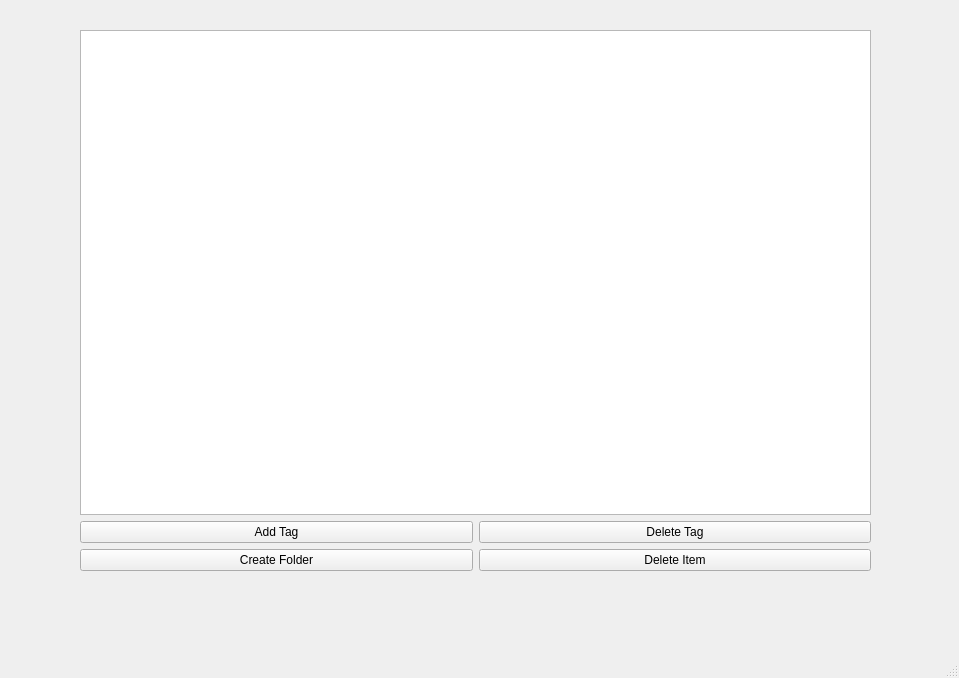
Qt form mainwindow.ui (brennanafrank/EasyDraft) before a commit.
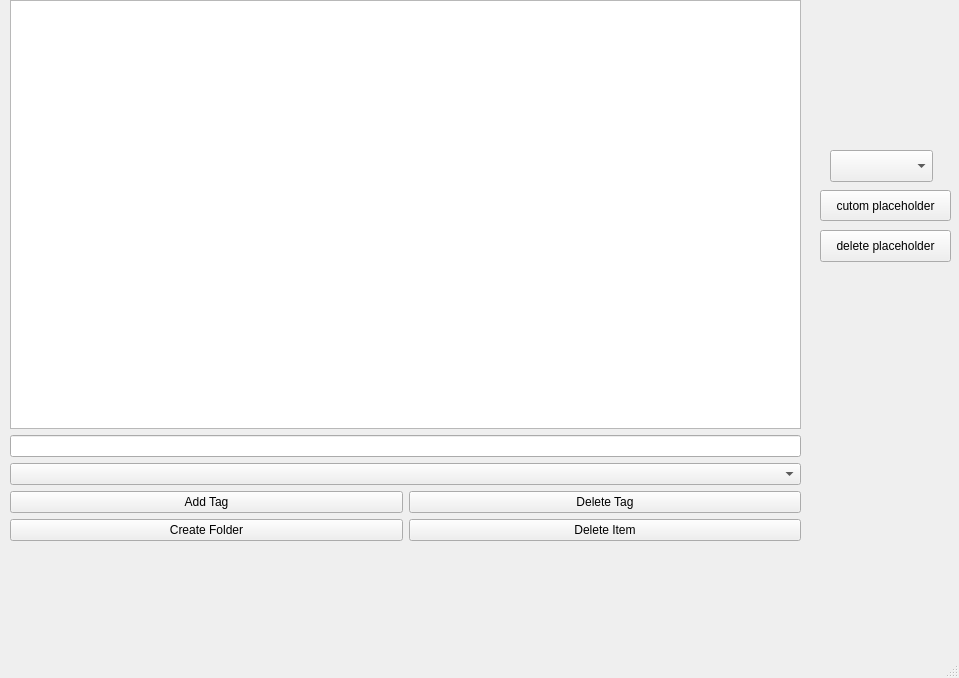
The same form after that commit.

Commit message: add placeholder feature

```diff
--- a/mainwindow.ui
+++ b/mainwindow.ui
@@ -17,8 +17,8 @@
    <widget class="QWidget" name="verticalLayoutWidget">
     <property name="geometry">
      <rect>
-      <x>80</x>
-      <y>30</y>
+      <x>10</x>
+      <y>0</y>
       <width>791</width>
       <height>541</height>
      </rect>
@@ -27,6 +27,12 @@
      <item>
       <widget class="QTreeView" name="pathViewer"/>
      </item>
+     <item>
+      <widget class="QLineEdit" name="lineEdit"/>
+     </item>
+     <item>
+      <widget class="QComboBox" name="tagSelector"/>
+     </item>
      <item>
       <layout class="QHBoxLayout" name="horizontalLayout_4">
        <item>
@@ -65,6 +71,42 @@
      </item>
     </layout>
    </widget>
+   <widget class="QComboBox" name="placeholderComboBox">
+    <property name="geometry">
+     <rect>
+      <x>830</x>
+      <y>150</y>
+      <width>103</width>
+      <height>32</height>
+     </rect>
+    </property>
+   </widget>
+   <widget class="QPushButton" name="addPlaceholderButton">
+    <property name="geometry">
+     <rect>
+      <x>820</x>
+      <y>190</y>
+      <width>131</width>
+      <height>31</height>
+     </rect>
+    </property>
+    <property name="text">
+     <string>cutom placeholder</string>
+    </property>
+   </widget>
+   <widget class="QPushButton" name="deletePlaceholderButton">
+    <property name="geometry">
+     <rect>
+      <x>820</x>
+      <y>230</y>
+      <width>131</width>
+      <height>32</height>
+     </rect>
+    </property>
+    <property name="text">
+     <string>delete placeholder</string>
+    </property>
+   </widget>
   </widget>
   <widget class="QMenuBar" name="menubar">
    <property name="geometry">
```
The commit also changes 11 other files.
